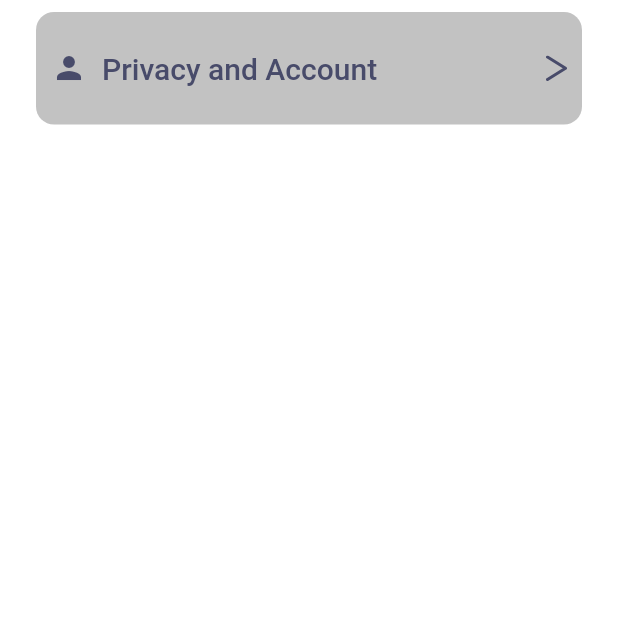
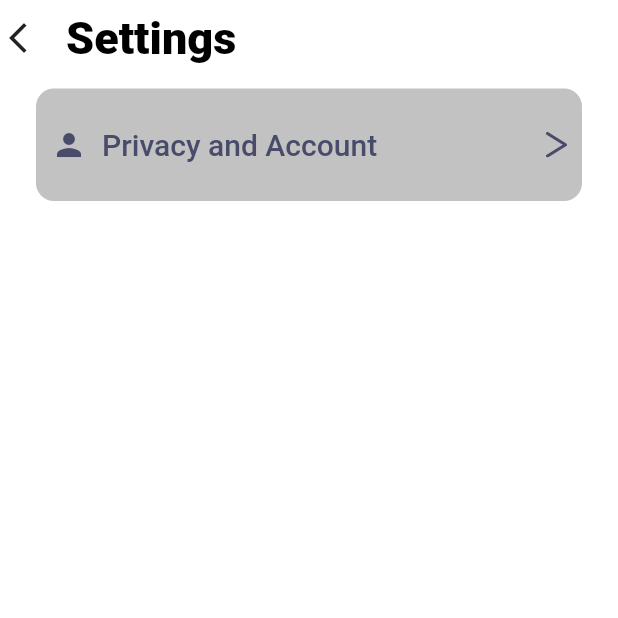
Before and after one commit to upgridcreative/flutter_todo, a Flutter app: the SettingsScreen screen opened directly, on a phone screen of 412 x 824 dp, the top half of it. Run offline on Flutter 3.47's test engine with Material 2 defaults, Android fonts, the phone set to English and light mode, and no system bars; our stand-ins replace flutter_keyboard_visibility, flutter_secure_storage, flutter_svg, get; accounts and stored records are empty; Roboto replaces fonts that are missing (Montserrat); project files that could hold a hidden picture were left out.

Commit message:
settings screen and privacy screen

```diff
--- a/lib/constants/decoration.dart
+++ b/lib/constants/decoration.dart
@@ -11,6 +11,8 @@ TextStyle subTitle = const TextStyle(
     color: mainColor);
 TextStyle largeTitle = const TextStyle(
     fontSize: 22, fontWeight: FontWeight.bold, color: Colors.black);
+    TextStyle appBarTitle = const TextStyle(
+    fontSize: 30, fontWeight: FontWeight.w900, color: Colors.black);
     TextStyle noteTitle = const TextStyle(
     fontSize: 12, fontWeight: FontWeight.w500, color: Colors.black,fontFamily: 'Montserrat');
       TextStyle listTileTitle = const TextStyle(
--- a/lib/constants/lists.dart
+++ b/lib/constants/lists.dart
@@ -1,11 +1,13 @@
+import 'package:flutter/material.dart';
+
 const List popUpList = ["Manage Categories", "Sort By", "Upgrade to Pro"];
 const List categoryList = ["Hide", "Delete", "Edit"];
 const List settingsList = [
-  {"title": "Privacy and Account", "icon": "user.svg"},
+  {"title": "Privacy and Account", "icon": Icons.person},
 ];
 const List homePageList = ["Home",];
 const List privacyList = [
-  {"title": "Logout", "icon": "user.svg"},
+  {"title": "Logout", "icon": Icons.logout},
   {"title": "Delete account", "icon": "user.svg"},
 ];
 const List taskList = [
--- a/lib/shared/components/appbar.dart
+++ b/lib/shared/components/appbar.dart
@@ -17,13 +17,13 @@ class MyAppBar extends StatelessWidget {
               },
               child: const Icon(Icons.arrow_back_ios_new)),
         SizedBox(
-          width: 10,
+          width: 20,
         ),
         Padding(
           padding: const EdgeInsets.symmetric(vertical: 8.0),
           child: Text(
             title,
-            style: largeTitle,
+            style: appBarTitle,
           ),
         )
       ],
--- a/lib/shared/theme/light.dart
+++ b/lib/shared/theme/light.dart
@@ -16,3 +16,4 @@ const lightThemeAppBarTextStyle = TextStyle(
 );
 const Color mainColor = Color(0xFF484B6A);
 const Color lightGreen = Color(0xFF80B231);
+const Color redcolor = Color(0xFFDD0000);
--- a/lib/view/settings/component/component.dart
+++ b/lib/view/settings/component/component.dart
@@ -7,7 +7,7 @@ import '../../../constants/decoration.dart';
 
 class SettingsComponent {
   static Widget settingTile(
-      {required String title, required String icon, required Function onTap}) {
+      {required String title, required IconData? icon, required Function onTap,required bool isForward,required Color color}) {
     return Container(
       decoration: BoxDecoration(
         borderRadius: BorderRadius.circular(12.0),
@@ -16,19 +16,27 @@ class SettingsComponent {
       height: 75,
       padding: const EdgeInsets.symmetric(horizontal: 10),
       margin: const EdgeInsets.all(8),
+      child: InkWell(
+        onTap: () {
+          onTap();
+        },
         child: Row(children: [
-        const Icon(Icons.person,color: mainColor,),
+        if(icon!=null)   Icon(
+            Icons.person,
+            color: color,
+          ),
           const SizedBox(width: 10),
           Text(
             title,
-          style: listTileTitle,
+            style: listTileTitle.copyWith(color: color),
           ),
           const Spacer(),
-        SvgPicture.asset(
+        if(isForward)  SvgPicture.asset(
             "assets/icons/forward.svg",
             color: mainColor,
           ),
         ]),
+      ),
     );
   }
 }
--- a/lib/view/settings/privacy_account.dart
+++ b/lib/view/settings/privacy_account.dart
@@ -1,25 +1,36 @@
 import 'package:flutter/material.dart';
 import 'package:flutter/src/foundation/key.dart';
-import 'package:flutter/src/widgets/container.dart';
 import 'package:flutter/src/widgets/framework.dart';
+import 'package:flutter_todo/constants/decoration.dart';
 import 'package:flutter_todo/constants/lists.dart';
+import 'package:flutter_todo/shared/components/appbar.dart';
+import 'package:flutter_todo/shared/theme/light.dart';
 import 'package:flutter_todo/view/settings/component/component.dart';
 
-class SettingsScreen extends StatelessWidget {
-  const SettingsScreen({Key? key}) : super(key: key);
+class PrivacySettings extends StatelessWidget {
+  const PrivacySettings({Key? key}) : super(key: key);
 
   @override
   Widget build(BuildContext context) {
     return Scaffold(
-      body: ListView.builder(
-        padding: EdgeInsets.symmetric(horizontal: 16),
-        itemCount: settingsList.length,
-        itemBuilder: (BuildContext context, int index) {
-          return SettingsComponent.settingTile(
-              title: settingsList[index]["title"],
-              icon: settingsList[index]["icon"],
-              onTap: () {});
-        },
+      body: Column(
+        children: [
+          MyAppBar(title:settingsList[0]["title"],),
+          Expanded(
+            child: ListView.builder(
+              padding: const EdgeInsets.symmetric(horizontal: 16),
+              itemCount: privacyList.length,
+              itemBuilder: (BuildContext context, int index) {
+                return SettingsComponent.settingTile(
+                  color:index==0? mainColor:redcolor,
+                  isForward: false,
+                    title: privacyList[index]["title"],
+                    icon: null,
+                    onTap: () {});
+              },
+            ),
+          ),
+        ],
       ),
     );
   }
--- a/lib/view/settings/settings.dart
+++ b/lib/view/settings/settings.dart
@@ -1,9 +1,14 @@
 import 'package:flutter/material.dart';
 import 'package:flutter/src/foundation/key.dart';
-import 'package:flutter/src/widgets/container.dart';
 import 'package:flutter/src/widgets/framework.dart';
 import 'package:flutter_todo/constants/lists.dart';
+import 'package:flutter_todo/shared/components/appbar.dart';
+import 'package:flutter_todo/shared/theme/light.dart';
 import 'package:flutter_todo/view/settings/component/component.dart';
+import 'package:flutter_todo/view/settings/privacy_account.dart';
+
+import '../../animations/page_transition.dart';
+import '../../constants/decoration.dart';
 
 class SettingsScreen extends StatelessWidget {
   const SettingsScreen({Key? key}) : super(key: key);
@@ -11,13 +16,31 @@ class SettingsScreen extends StatelessWidget {
   @override
   Widget build(BuildContext context) {
     return Scaffold(
-      body: ListView.builder(
-        padding: EdgeInsets.symmetric(horizontal: 16),
-        itemCount: settingsList.length,
-        itemBuilder: (BuildContext context, int index) {
-          return SettingsComponent.settingTile(
-              title: settingsList[index]["title"], icon: settingsList[index]["icon"], onTap: () {});
-        },
+      body: Column(
+        children: [
+         MyAppBar(title: "Settings"),
+          Expanded(
+            child: ListView.builder(
+              padding: const EdgeInsets.symmetric(horizontal: 16),
+              itemCount: settingsList.length,
+              itemBuilder: (BuildContext context, int index) {
+                return SettingsComponent.settingTile( color:mainColor,
+                  isForward: true,
+                    title: settingsList[index]["title"],
+                    icon: settingsList[index]["icon"],
+                    onTap: () {
+                      // Get.to(page)
+                      Navigator.of(context).push(
+                        PageTransition(
+                          child: const PrivacySettings(),
+                          type: PageTransitionType.fromRight,
+                        ),
+                      );
+                    });
+              },
+            ),
+          ),
+        ],
       ),
     );
   }
```
Also changed, not shown: lib/view/home/home.dart (+4 -4 lines). Lines whose indentation alone changed are shown as unchanged.
